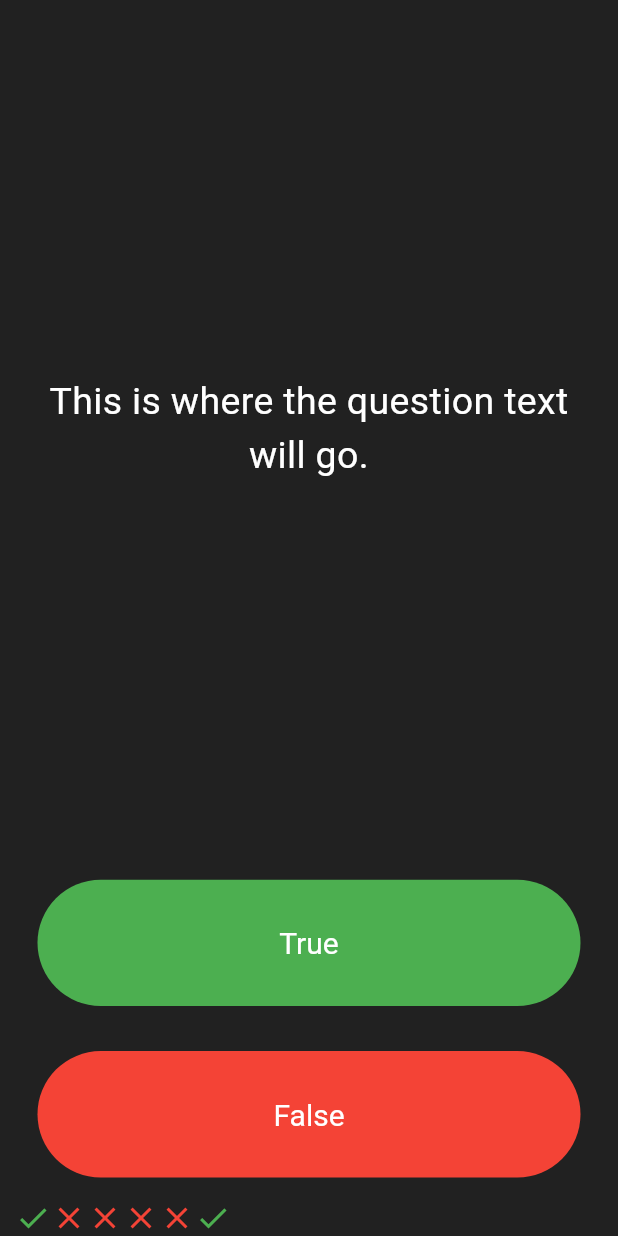
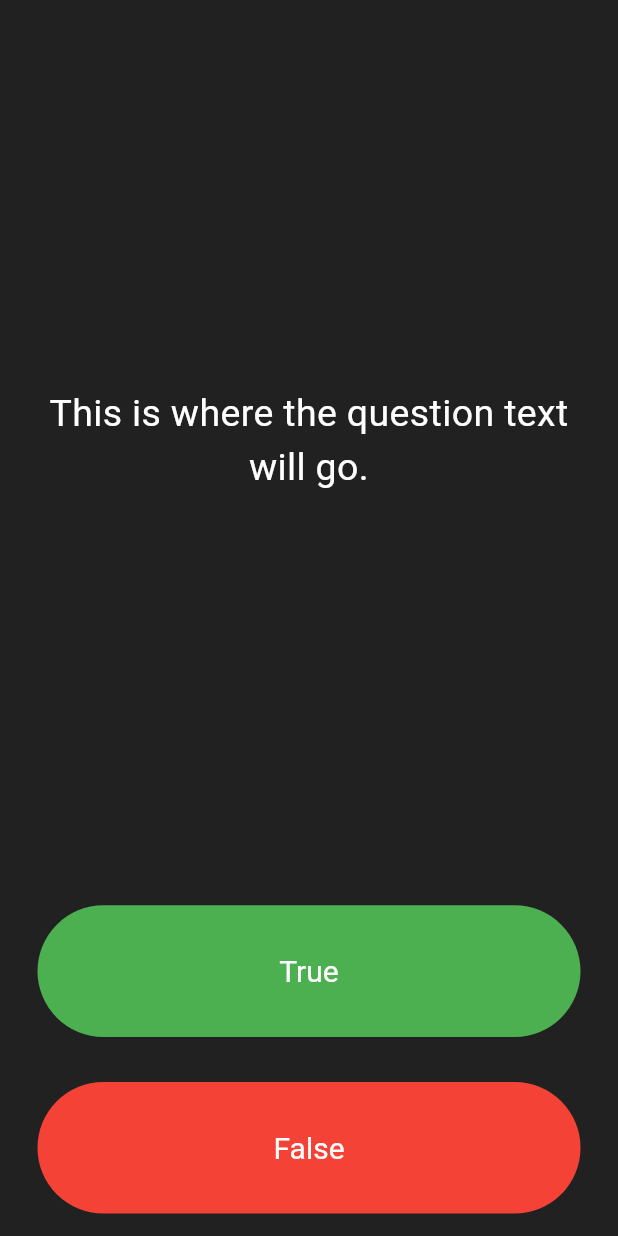
Before and after one commit to sky-hackeR/Quizzler, a Flutter app: the screen it shows after launch, after a tap on "True", on a phone screen of 412 x 824 dp. Run offline on Flutter 3.47's test engine with Material 3 defaults, Android fonts, the phone set to English and light mode, and no system bars.

Commit message:
Question update

```diff
--- a/lib/main.dart
+++ b/lib/main.dart
@@ -28,27 +28,12 @@ class QuizPage extends StatefulWidget {
   _QuizPageState createState() => _QuizPageState();
 }
 
-  List<Icon> scoreKeeper = [
-    Icon(
-      Icons.check,
-      color: Colors.green,
-    ),
-    Icon(
-      Icons.close,
-      color: Colors.red,
-    ),
-    Icon(
-      Icons.close,
-      color: Colors.red,
-    ),
-    Icon(
-      Icons.close,
-      color: Colors.red,
-    ),
-    Icon(
-      Icons.close,
-      color: Colors.red,
-    ),
+  List<Icon> scoreKeeper = [];
+
+  List<String> questions = [
+    'You can lead a cow down stairs but not up stairs.',
+    'Approximately one quarter of human bones are in the feet.',
+    'A slug\'s blood is green.',
   ];
 
 class _QuizPageState extends State<QuizPage> {
@@ -88,14 +73,6 @@ class _QuizPageState extends State<QuizPage> {
               child: const Text('True'),
               onPressed: () {
                 // The user picked true.
-                setState(() {
-                  scoreKeeper.add(
-                    Icon(
-                      Icons.check,
-                      color: Colors.green,
-                    )
-                  );
-                });
               },
             ),
           ),
```
